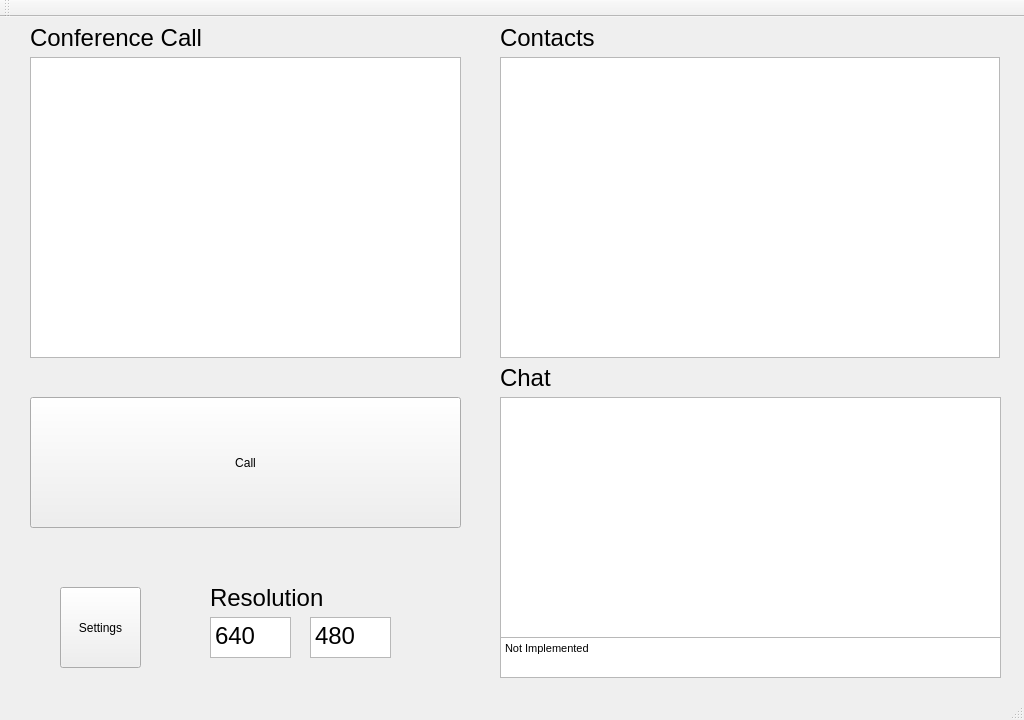
Qt form ui/mainwindow.ui (ultravideo/uvgComm) before a commit.
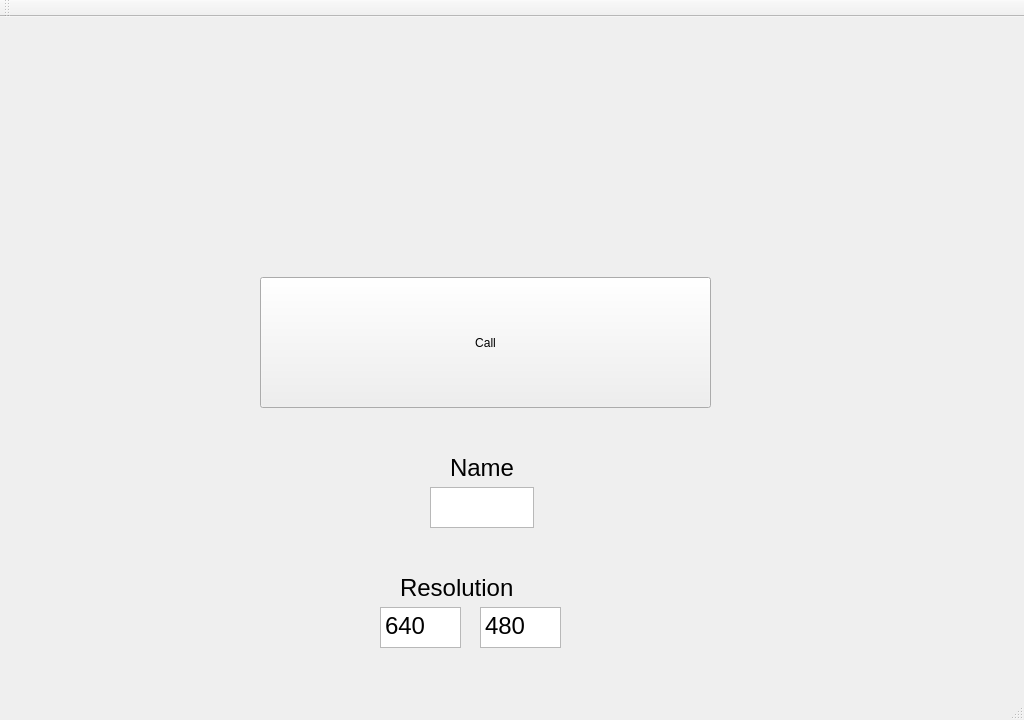
The same form after that commit.

Commit message: Mostly UI changes. Adding of name possible for call negotiation. Removed unnecessary UI-elements.

Patch:
```diff
--- a/ui/mainwindow.ui
+++ b/ui/mainwindow.ui
@@ -17,9 +17,9 @@
    <widget class="QPushButton" name="pushButton">
     <property name="geometry">
      <rect>
-      <x>30</x>
-      <y>380</y>
-      <width>431</width>
+      <x>260</x>
+      <y>260</y>
+      <width>451</width>
       <height>131</height>
      </rect>
     </property>
@@ -27,71 +27,11 @@
      <string>Call</string>
     </property>
    </widget>
-   <widget class="QListView" name="Contacts">
-    <property name="geometry">
-     <rect>
-      <x>500</x>
-      <y>40</y>
-      <width>500</width>
-      <height>301</height>
-     </rect>
-    </property>
-   </widget>
-   <widget class="QListView" name="Chatbox">
-    <property name="geometry">
-     <rect>
-      <x>500</x>
-      <y>380</y>
-      <width>501</width>
-      <height>241</height>
-     </rect>
-    </property>
-   </widget>
-   <widget class="QTextEdit" name="textEdit">
-    <property name="geometry">
-     <rect>
-      <x>500</x>
-      <y>620</y>
-      <width>501</width>
-      <height>41</height>
-     </rect>
-    </property>
-    <property name="html">
-     <string>&lt;!DOCTYPE HTML PUBLIC &quot;-//W3C//DTD HTML 4.0//EN&quot; &quot;http://www.w3.org/TR/REC-html40/strict.dtd&quot;&gt;
-&lt;html&gt;&lt;head&gt;&lt;meta name=&quot;qrichtext&quot; content=&quot;1&quot; /&gt;&lt;style type=&quot;text/css&quot;&gt;
-p, li { white-space: pre-wrap; }
-&lt;/style&gt;&lt;/head&gt;&lt;body style=&quot; font-family:'MS Shell Dlg 2'; font-size:8.25pt; font-weight:400; font-style:normal;&quot;&gt;
-&lt;p style=&quot; margin-top:0px; margin-bottom:0px; margin-left:0px; margin-right:0px; -qt-block-indent:0; text-indent:0px;&quot;&gt;Not Implemented&lt;/p&gt;&lt;/body&gt;&lt;/html&gt;</string>
-    </property>
-   </widget>
-   <widget class="QListView" name="listView">
-    <property name="geometry">
-     <rect>
-      <x>30</x>
-      <y>40</y>
-      <width>431</width>
-      <height>301</height>
-     </rect>
-    </property>
-   </widget>
-   <widget class="QPushButton" name="pushButton_2">
-    <property name="geometry">
-     <rect>
-      <x>60</x>
-      <y>570</y>
-      <width>81</width>
-      <height>81</height>
-     </rect>
-    </property>
-    <property name="text">
-     <string>Settings</string>
-    </property>
-   </widget>
    <widget class="QTextEdit" name="width">
     <property name="geometry">
      <rect>
-      <x>210</x>
-      <y>600</y>
+      <x>380</x>
+      <y>590</y>
       <width>81</width>
       <height>41</height>
      </rect>
@@ -112,8 +52,8 @@
    <widget class="QTextEdit" name="height">
     <property name="geometry">
      <rect>
-      <x>310</x>
-      <y>600</y>
+      <x>480</x>
+      <y>590</y>
       <width>81</width>
       <height>41</height>
      </rect>
@@ -134,8 +74,8 @@
    <widget class="QLabel" name="label">
     <property name="geometry">
      <rect>
-      <x>210</x>
-      <y>560</y>
+      <x>400</x>
+      <y>550</y>
       <width>181</width>
       <height>41</height>
      </rect>
@@ -149,30 +89,22 @@
      <string>Resolution</string>
     </property>
    </widget>
-   <widget class="QLabel" name="label_2">
+   <widget class="QTextEdit" name="name">
     <property name="geometry">
      <rect>
-      <x>30</x>
-      <y>0</y>
-      <width>181</width>
+      <x>430</x>
+      <y>470</y>
+      <width>104</width>
       <height>41</height>
      </rect>
     </property>
-    <property name="font">
-     <font>
-      <pointsize>18</pointsize>
-     </font>
-    </property>
-    <property name="text">
-     <string>Conference Call</string>
-    </property>
    </widget>
    <widget class="QLabel" name="label_3">
     <property name="geometry">
      <rect>
-      <x>500</x>
-      <y>0</y>
-      <width>181</width>
+      <x>450</x>
+      <y>430</y>
+      <width>71</width>
       <height>41</height>
      </rect>
     </property>
@@ -182,25 +114,7 @@
      </font>
     </property>
     <property name="text">
-     <string>Contacts</string>
-    </property>
-   </widget>
-   <widget class="QLabel" name="label_4">
-    <property name="geometry">
-     <rect>
-      <x>500</x>
-      <y>340</y>
-      <width>181</width>
-      <height>41</height>
-     </rect>
-    </property>
-    <property name="font">
-     <font>
-      <pointsize>18</pointsize>
-     </font>
-    </property>
-    <property name="text">
-     <string>Chat</string>
+     <string>Name</string>
     </property>
    </widget>
   </widget>
```
Left out of the diff: 2 changed lines with no effect on the pictures. The commit also changes 6 other files.
